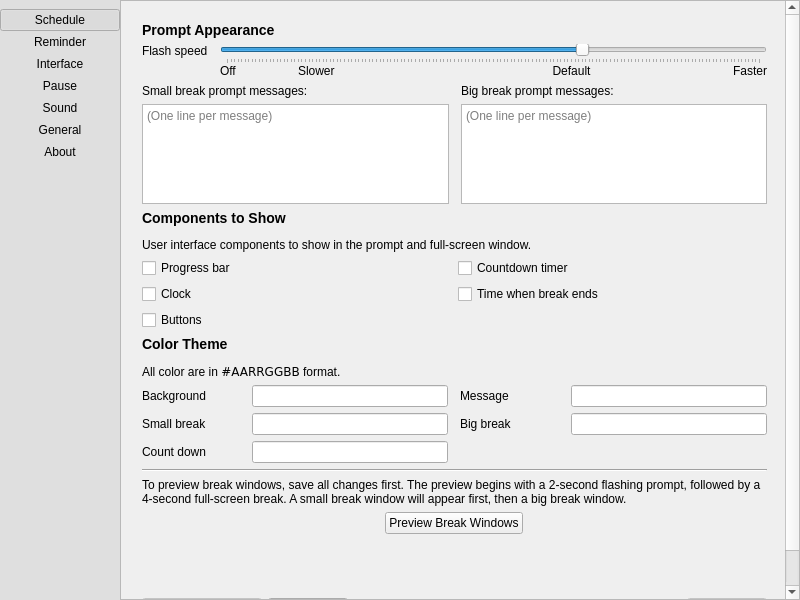
Qt form src/app/pref-window.ui (AllanChain/sane-break) before a commit.
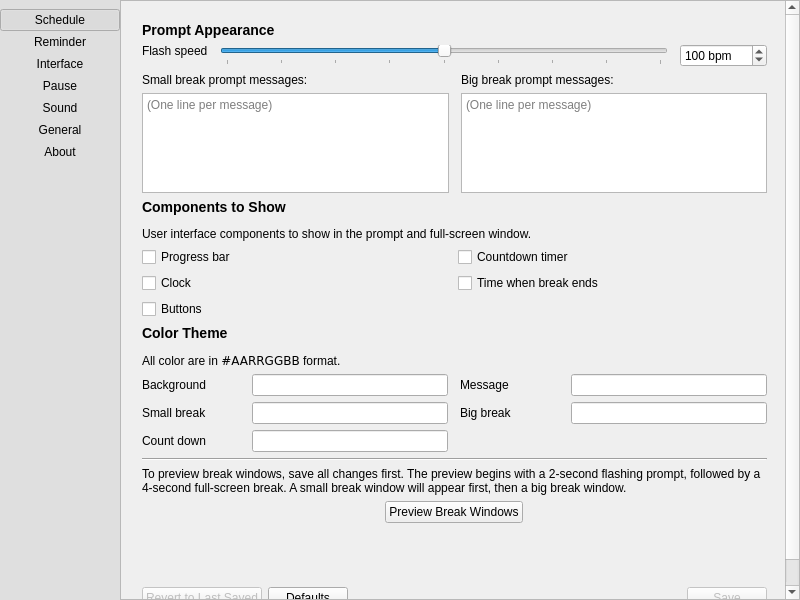
The same form after that commit. The open tabs and pages were chosen to show the change. Icons and pictures are not drawn. Custom widgets are drawn as their Qt base class.

Commit message: use bpm as unit for flash speed

```diff
--- a/src/app/pref-window.ui
+++ b/src/app/pref-window.ui
@@ -245,7 +245,7 @@
          <x>0</x>
          <y>0</y>
          <width>659</width>
-         <height>736</height>
+         <height>724</height>
         </rect>
        </property>
        <layout class="QVBoxLayout" name="verticalLayout_8">
@@ -689,51 +689,13 @@
              </widget>
             </item>
             <item>
-             <layout class="QGridLayout" name="gridLayout_10" columnstretch="0,0">
+             <layout class="QGridLayout" name="gridLayout_10" columnstretch="0,0,0">
               <property name="horizontalSpacing">
                <number>12</number>
               </property>
               <property name="verticalSpacing">
                <number>0</number>
               </property>
-              <item row="1" column="1">
-               <layout class="QHBoxLayout" name="horizontalLayout_6" stretch="1,2,3,1">
-                <item>
-                 <widget class="QLabel" name="label_9">
-                  <property name="text">
-                   <string extracomment="Tick for flash speed">Off</string>
-                  </property>
-                 </widget>
-                </item>
-                <item>
-                 <widget class="QLabel" name="label_29">
-                  <property name="text">
-                   <string extracomment="Tick for flash speed">Slower</string>
-                  </property>
-                 </widget>
-                </item>
-                <item>
-                 <widget class="QLabel" name="label_31">
-                  <property name="text">
-                   <string extracomment="Tick for flash speed">Default</string>
-                  </property>
-                  <property name="alignment">
-                   <set>Qt::AlignmentFlag::AlignCenter</set>
-                  </property>
-                 </widget>
-                </item>
-                <item>
-                 <widget class="QLabel" name="label_32">
-                  <property name="text">
-                   <string extracomment="Tick for flash speed">Faster</string>
-                  </property>
-                  <property name="alignment">
-                   <set>Qt::AlignmentFlag::AlignRight|Qt::AlignmentFlag::AlignTrailing|Qt::AlignmentFlag::AlignVCenter</set>
-                  </property>
-                 </widget>
-                </item>
-               </layout>
-              </item>
               <item row="0" column="0" rowspan="2">
                <widget class="QLabel" name="label_8">
                 <property name="text">
@@ -747,7 +709,7 @@
               <item row="0" column="1">
                <widget class="QSlider" name="flashSpeedSlider">
                 <property name="maximum">
-                 <number>150</number>
+                 <number>200</number>
                 </property>
                 <property name="pageStep">
                  <number>25</number>
@@ -763,6 +725,19 @@
                 </property>
                </widget>
               </item>
+              <item row="0" column="2">
+               <widget class="QSpinBox" name="flashSpeedBox">
+                <property name="suffix">
+                 <string notr="true"> bpm</string>
+                </property>
+                <property name="maximum">
+                 <number>65535</number>
+                </property>
+                <property name="value">
+                 <number>100</number>
+                </property>
+               </widget>
+              </item>
              </layout>
             </item>
             <item>
```
Left out of the diff: 160 changed lines with no effect on the pictures. The commit also changes 4 other files.
